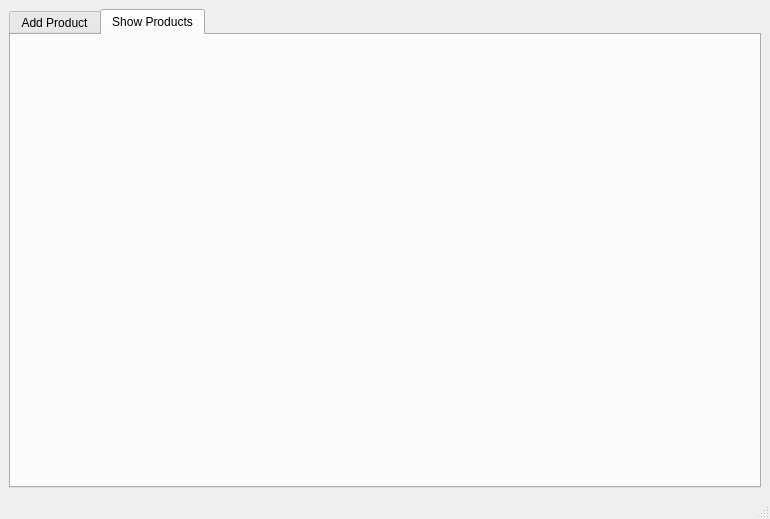
Above: AP/costumer_ui.ui from AP-projects-4001/Guys before the change. Below: the same form after it.
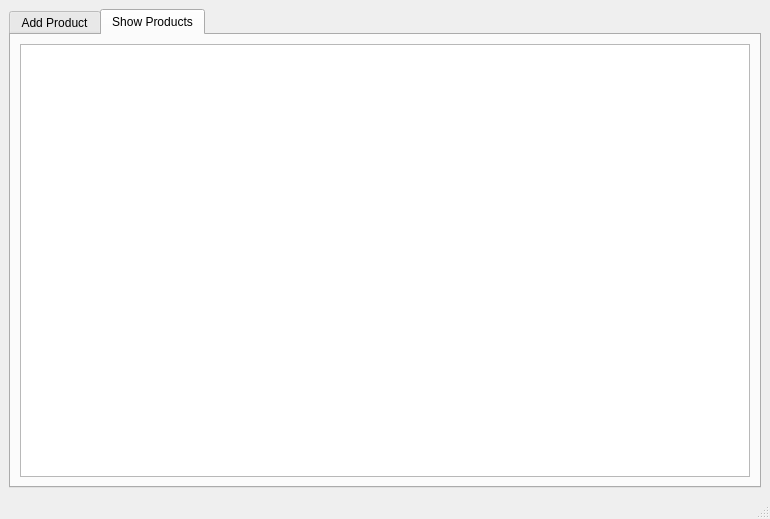
That is the form after the change. The open tabs and pages were chosen to show the change.

Commit message: Add show products Ui

The edit to the form file:
```diff
--- a/AP/costumer_ui.ui
+++ b/AP/costumer_ui.ui
@@ -212,6 +212,11 @@
        <attribute name="title">
         <string>Show Products</string>
        </attribute>
+       <layout class="QGridLayout" name="gridLayout_2">
+        <item row="0" column="0">
+         <widget class="QTableWidget" name="show_table"/>
+        </item>
+       </layout>
       </widget>
      </widget>
     </item>
```
Left out of the diff: 2 changed lines with no effect on the pictures. The commit also changes 4 other files.
